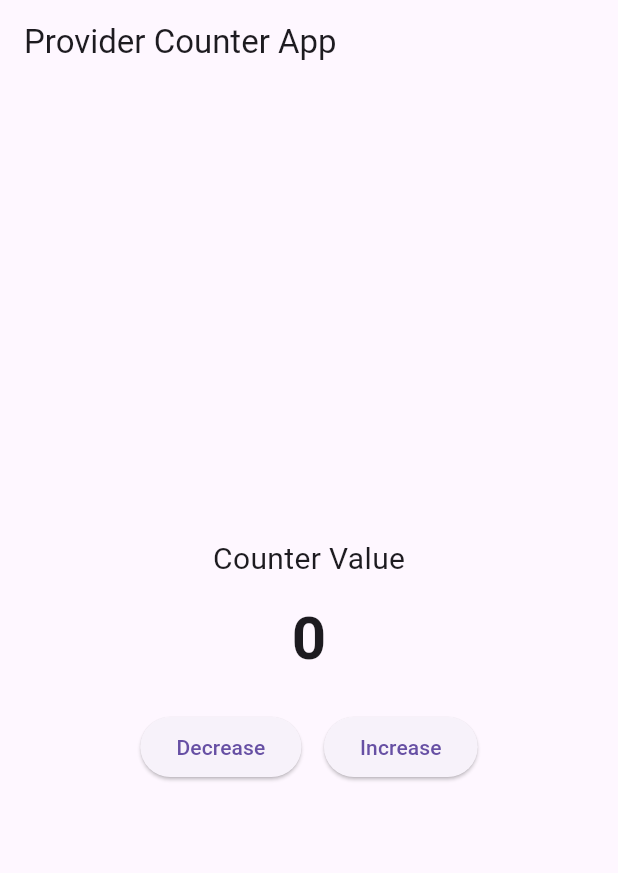
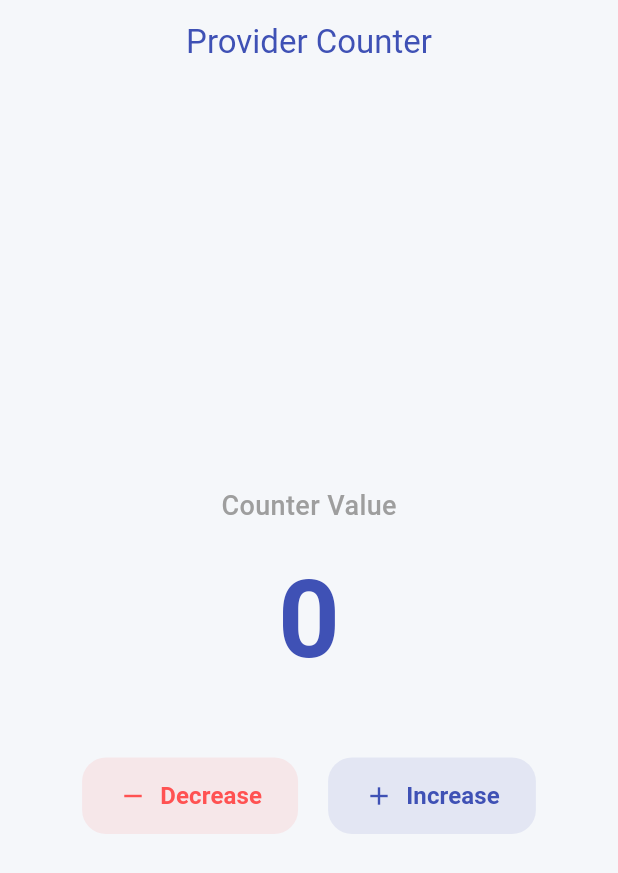
Before and after one commit to KodewithArun/Flutter-Complete-Learning---Arun, a Flutter app: the screen it shows after launch, on a phone screen of 412 x 824 dp. Shown: the top 873 px of the screen. Run offline on Flutter 3.47's test engine with Material 3 defaults, Android fonts, the phone set to English and light mode, and no system bars.

Commit message:
feat: clean UI for Provider counter app

```diff
--- a/lib/main.dart
+++ b/lib/main.dart
@@ -17,9 +17,14 @@ class MyApp extends StatelessWidget {
 
   @override
   Widget build(BuildContext context) {
-    return const MaterialApp(
+    return MaterialApp(
       debugShowCheckedModeBanner: false,
-      home: CounterPage(),
+      title: 'Provider Counter',
+      theme: ThemeData(
+        useMaterial3: true,
+        colorScheme: ColorScheme.fromSeed(seedColor: Colors.indigo),
+      ),
+      home: const CounterPage(),
     );
   }
 }
@@ -29,38 +34,60 @@ class CounterPage extends StatelessWidget {
 
   @override
   Widget build(BuildContext context) {
-    final counter = context.watch<CounterProvider>();
-
     return Scaffold(
-      appBar: AppBar(title: const Text('Provider Counter App')),
+      backgroundColor: const Color(0xFFF5F7FA),
+      appBar: AppBar(
+        title: const Text('Provider Counter'),
+        centerTitle: true,
+        elevation: 0,
+        backgroundColor: Colors.transparent,
+        foregroundColor: Colors.indigo,
+      ),
       body: Center(
         child: Column(
           mainAxisAlignment: MainAxisAlignment.center,
           children: [
-            const Text('Counter Value', style: TextStyle(fontSize: 20)),
-
-            const SizedBox(height: 10),
-
-            Text(
-              '${counter.count}',
-              style: const TextStyle(fontSize: 40, fontWeight: FontWeight.bold),
+            const Text(
+              'Counter Value',
+              style: TextStyle(
+                fontSize: 18,
+                color: Colors.grey,
+                fontWeight: FontWeight.w500,
+              ),
             ),
-
-            const SizedBox(height: 20),
-
+            const SizedBox(height: 12),
+            Consumer<CounterProvider>(
+              builder: (context, counter, child) {
+                return AnimatedSwitcher(
+                  duration: const Duration(milliseconds: 300),
+                  child: Text(
+                    '${counter.count}',
+                    key: ValueKey<int>(counter.count),
+                    style: const TextStyle(
+                      fontSize: 72,
+                      fontWeight: FontWeight.bold,
+                      color: Colors.indigo,
+                    ),
+                  ),
+                );
+              },
+            ),
+            const SizedBox(height: 40),
             Row(
               mainAxisAlignment: MainAxisAlignment.center,
               children: [
-                ElevatedButton(
-                  onPressed: counter.decrease,
-                  child: const Text('Decrease'),
+                _ActionButton(
+                  icon: Icons.remove,
+                  label: 'Decrease',
+                  color: Colors.redAccent,
+                  onPressed: context.read<CounterProvider>().decrease,
                 ),
-
-                const SizedBox(width: 15),
-
-                ElevatedButton(
-                  onPressed: counter.increase,
-                  child: const Text('Increase'),
+                const SizedBox(width: 20),
+                _ActionButton(
+                  icon: Icons.add,
+                  label: 'Increase',
+                  color: Colors.indigo,
+                  onPressed: context.read<CounterProvider>().increase,
                 ),
               ],
             ),
@@ -70,3 +97,43 @@ class CounterPage extends StatelessWidget {
     );
   }
 }
+
+class _ActionButton extends StatelessWidget {
+  final IconData icon;
+  final String label;
+  final Color color;
+  final VoidCallback onPressed;
+
+  const _ActionButton({
+    required this.icon,
+    required this.label,
+    required this.color,
+    required this.onPressed,
+  });
+
+  @override
+  Widget build(BuildContext context) {
+    return FilledButton.tonal(
+      style: FilledButton.styleFrom(
+        backgroundColor: color.withValues(alpha: 0.1),
+        foregroundColor: color,
+        padding: const EdgeInsets.symmetric(horizontal: 24, vertical: 14),
+        shape: RoundedRectangleBorder(
+          borderRadius: BorderRadius.circular(16),
+        ),
+      ),
+      onPressed: onPressed,
+      child: Row(
+        mainAxisSize: MainAxisSize.min,
+        children: [
+          Icon(icon, size: 20),
+          const SizedBox(width: 8),
+          Text(
+            label,
+            style: const TextStyle(fontSize: 16, fontWeight: FontWeight.w600),
+          ),
+        ],
+      ),
+    );
+  }
+}
```
